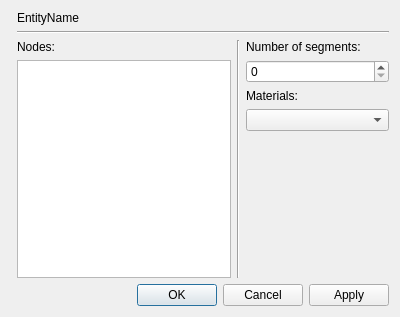
First picture: the form in UserInterface/entityDialog.ui, repository Frenor/CCCP, before the edit.
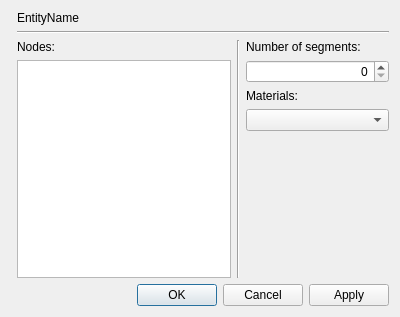
Second picture: the form after the edit.

Commit message: Segment Num spinbox in entity dialog

```diff
--- a/UserInterface/entityDialog.ui
+++ b/UserInterface/entityDialog.ui
@@ -80,7 +80,23 @@
         </widget>
        </item>
        <item>
-        <widget class="QSpinBox" name="segmentSpinBox"/>
+        <widget class="QSpinBox" name="segmentSpinBox">
+         <property name="alignment">
+          <set>Qt::AlignRight|Qt::AlignTrailing|Qt::AlignVCenter</set>
+         </property>
+         <property name="readOnly">
+          <bool>false</bool>
+         </property>
+         <property name="buttonSymbols">
+          <enum>QAbstractSpinBox::UpDownArrows</enum>
+         </property>
+         <property name="maximum">
+          <number>10000</number>
+         </property>
+         <property name="displayIntegerBase">
+          <number>10</number>
+         </property>
+        </widget>
        </item>
        <item>
         <widget class="QLabel" name="materialLabel">
```
Left out of the diff: 16 changed lines with no effect on the pictures. The commit also changes 3 other files.
